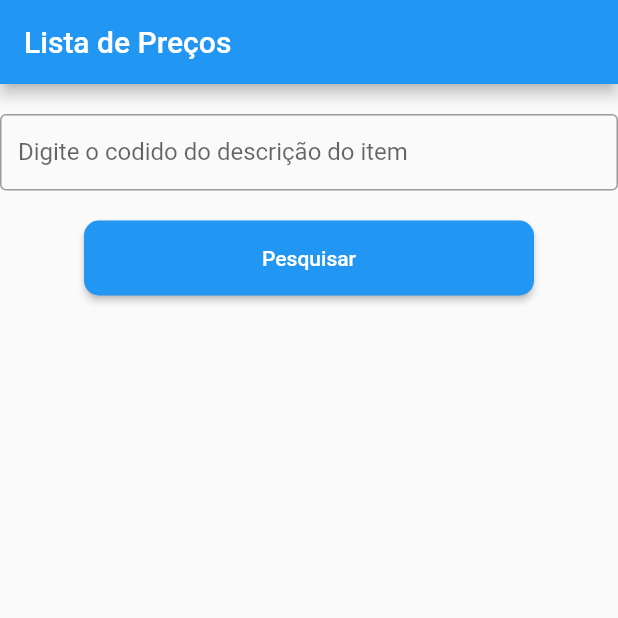
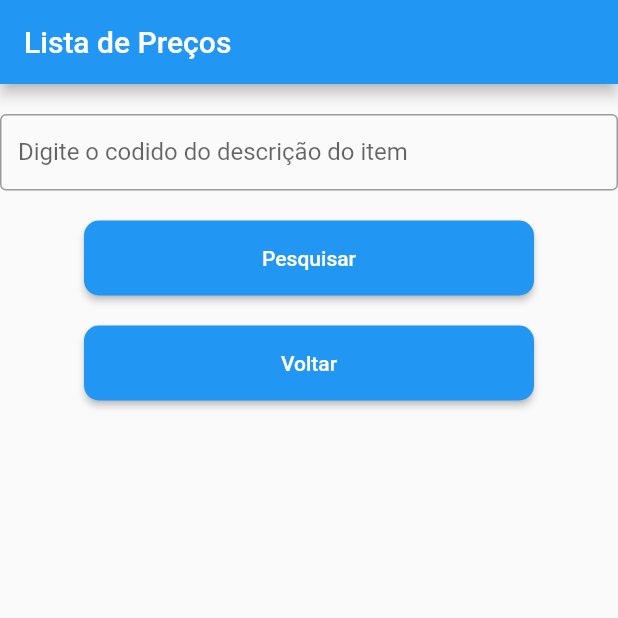
Before and after one commit to nilsonpjr/mercury_web-apk-Flutter, a Flutter app: the screen it shows after launch, on a phone screen of 412 x 824 dp, the top half of it. Run offline on Flutter 3.47's test engine with Material 2 defaults, Android fonts, the phone set to English and light mode, and no system bars; drawn by our look-alikes of rounded_loading_button.

Commit message:
varias alteraçoes

```diff
--- a/lib/Produto.dart
+++ b/lib/Produto.dart
@@ -1,18 +1,24 @@
 // ignore_for_file: file_names
 
-class Produto{
+class Produto {
   String codigo;
   String descricao;
   String valorCusto;
+  String valorTabela;
+  String valorVenda;
+  String qtdaEst;
 
-  Produto(this.codigo,this.descricao,this.valorCusto);
+  Produto(this.codigo, this.descricao, this.valorCusto, this.valorTabela,
+      this.valorVenda, this.qtdaEst);
   Produto.fromJson(Map json)
       : codigo = json['codigo'],
-      descricao = json['descricao'],
-      valorCusto = json['valorCusto'];
-         //print(Produto.fromJson(json));
-  Map toJson()
-  {
-    return {'codigo':codigo, 'descricao':descricao, 'valorCusto':valorCusto};
+        descricao = json['descricao'],
+        valorCusto = json['valorCusto'],
+        valorTabela = json['valorTabela'],
+        valorVenda = json['valorVenda'],
+        qtdaEst = json['qtdaEst'];
+  //print(Produto.fromJson(json));
+  Map toJson() {
+    return {'codigo': codigo, 'descricao': descricao, 'valorCusto': valorCusto, 'valorTabela': valorTabela, 'valorVenda': valorVenda, 'qtdaEst': qtdaEst};
   }
 }
--- a/lib/main.dart
+++ b/lib/main.dart
@@ -26,34 +26,41 @@ class BuildListView extends StatefulWidget {
   const BuildListView({Key? key}) : super(key: key);
 
   @override
+  // ignore: library_private_types_in_public_api
   _BuildListViewState createState() => _BuildListViewState();
 }
 
 class _BuildListViewState extends State<BuildListView> {
   var produtos = <Produto>[];
   String itempesquisa = '33395';
+  var _controller = TextEditingController();
+
   final RoundedLoadingButtonController _btnController2 =
+      RoundedLoadingButtonController();
+  final RoundedLoadingButtonController _btnController3 =
       RoundedLoadingButtonController();
   String itemerror = '';
 
   _getUsers(String itempresquisa) {
     API.getPreco(itempresquisa).then((response) {
       setState(() {
-         if (response.statusCode != 200) {
+
+        if (response.statusCode != 200)
+        {
           _btnController2.error();
+          _btnController3.reset();
           itemerror = 'Erro Servidor';
         }
         {
           Iterable lista = json.decode(response.body);
           produtos = lista.map((model) => Produto.fromJson(model)).toList();
+          itemerror = '';
           _btnController2.stop();
-      };
+          _btnController3.stop();
+        }
       });
     });
   }
-
-  // Never newMethod() => throw Exception("API error");
-  // _BuildListViewState(){_btnController2.stop();}
 
   @override
   Widget build(BuildContext context) {
@@ -66,62 +73,95 @@ class _BuildListViewState extends State<BuildListView> {
           children: <Widget>[
             const SizedBox(height: 20),
             Flexible(
+                flex: 1,
                 child: TextField(
                     onChanged: (String text) {
                       itempesquisa = text;
                       FontWeight.bold;
                     },
+                    controller: _controller,
                     decoration: const InputDecoration(
                         border: OutlineInputBorder(),
                         labelText: 'Digite o codido do descrição do item',
                         hintText: 'Digite aqui!',
-
-                        isDense: true)),
-                flex: 1),
+                        isDense: true))),
             const SizedBox(height: 20),
             Flexible(
+                flex: 1,
                 child: RoundedLoadingButton(
                   color: Colors.blue,
                   successColor: Colors.blue,
                   onPressed: () {
                     _getUsers(itempesquisa);
+                    _btnController3.reset();
                   },
                   valueColor: Colors.black,
                   borderRadius: 10,
                   controller: _btnController2,
                   child: const Text('Pesquisar',
                       style: TextStyle(color: Colors.white)),
-                ),
-                flex: 1),
-            SizedBox(height: 20),
+                )),
+            const SizedBox(height: 20),
             Flexible(
+                flex: 1,
+                child: RoundedLoadingButton(
+                  color: Colors.blue,
+                  successColor: Colors.blue,
+                  onPressed: () {
+                    _btnController2.reset();
+                    _btnController3.reset();
+                    _controller.clear();
+                  },
+                  valueColor: Colors.black,
+                  borderRadius: 10,
+                  controller: _btnController3,
+                  child: const Text('Voltar',
+                      style: TextStyle(color: Colors.white)),
+                )),
+            const SizedBox(height: 20),
+            Flexible(
+                flex: 8,
                 child: ListView.builder(
                     itemCount: produtos.length,
                     itemBuilder: (BuildContext context, int index) {
                       return GestureDetector(
                           onTap: () {
                             _btnController2.start();
+                            _btnController3.reset();
                             _getUsers("rotor");
                           },
                           child: ListTile(
-                            title: Text(
-                              '----------------' + itemerror + '------------------------------\nCodigo =' +
-                                  produtos[index].codigo +
-                                  '\nDescricao = ' +
-                                  produtos[index].descricao,
+                            title: Visibility(
+                              visible: (itemerror != 'Erro Servidor'),
+                              replacement: Text('-$itemerror-',
                                 style: const TextStyle(
-                                  fontSize: 20.0, color: Colors.black),
+                                    fontSize: 20.0,
+                                    color: Color.fromARGB(255, 0, 0, 0)),
                               ),
-                            subtitle: Text(
-                              'Valor Custo = ' +
-                                  produtos[index].valorCusto +
-                                  '\n',
+                              child: Text(
+                                '-$itemerror-\nCodigo =${produtos[index].codigo}\nDescricao = ${produtos[index].descricao}\nValor tabela = ${produtos[index].valorTabela}\nValor Venda = ${produtos[index].valorVenda}\nValor Custo = ${produtos[index].valorCusto}',
                                 style: const TextStyle(
-                                  fontSize: 20.0, color: Colors.black),
+                                    fontSize: 20.0,
+                                    color: Color.fromARGB(255, 0, 0, 0)),
+                              ),
+                            ),
+                            subtitle: Visibility(
+                              visible: (produtos[index].qtdaEst != '0'),
+                              replacement: Text(
+                                '\nQtda Estoque = ${produtos[index].qtdaEst}\n',
+                                style: const TextStyle(
+                                    fontSize: 20.0,
+                                    color: Color.fromARGB(255, 220, 37, 5)),
+                              ),
+                              child: Text(
+                                '\nQtda Estoque = ${produtos[index].qtdaEst}\n',
+                                style: const TextStyle(
+                                    fontSize: 20.0,
+                                    color: Color.fromARGB(255, 71, 198, 29)),
+                              ),
                             ),
                           ));
-                    }),
-                flex: 8),
+                    })),
           ],
         ));
   }
```
Lines whose indentation alone changed are shown as unchanged.
